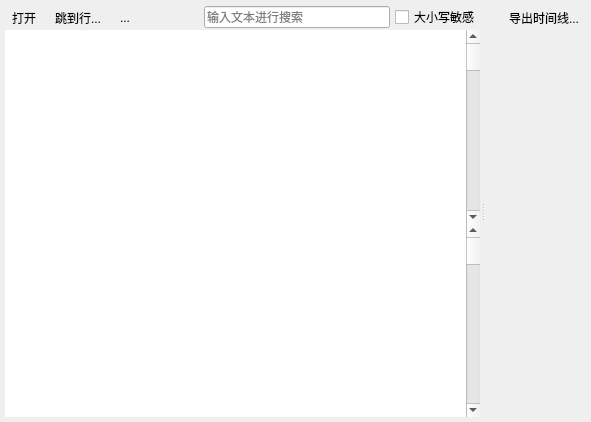
This is src/mainwindow.ui in compilelife/loginsight as Qt 5 draws it before an edit. The edited form follows.
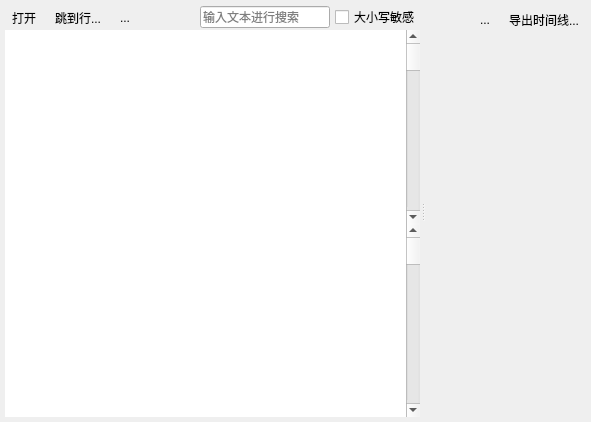
This is the edited form. Icons and pictures are not drawn. Custom widgets are drawn as their Qt base class.

Patch:
```diff
--- a/src/mainwindow.ui
+++ b/src/mainwindow.ui
@@ -126,12 +126,6 @@
              <iconset resource="res.qrc">
               <normaloff>:/res/img/left.png</normaloff>:/res/img/left.png</iconset>
             </property>
-            <property name="iconSize">
-             <size>
-              <width>18</width>
-              <height>18</height>
-             </size>
-            </property>
             <property name="autoRaise">
              <bool>true</bool>
             </property>
@@ -146,12 +140,6 @@
              <iconset resource="res.qrc">
               <normaloff>:/res/img/right.png</normaloff>:/res/img/right.png</iconset>
             </property>
-            <property name="iconSize">
-             <size>
-              <width>18</width>
-              <height>18</height>
-             </size>
-            </property>
             <property name="autoRaise">
              <bool>true</bool>
             </property>
@@ -261,11 +249,52 @@
        </layout>
       </widget>
       <widget class="QWidget" name="layoutWidget">
-       <layout class="QVBoxLayout" name="verticalLayout_2">
+       <layout class="QVBoxLayout" name="verticalLayout_2" stretch="0,1">
+        <property name="spacing">
+         <number>0</number>
+        </property>
+        <property name="topMargin">
+         <number>0</number>
+        </property>
+        <item>
+         <layout class="QHBoxLayout" name="horizontalLayout_2">
         <property name="spacing">
          <number>5</number>
         </property>
-        <item alignment="Qt::AlignRight">
+          <property name="topMargin">
+           <number>2</number>
+          </property>
+          <property name="bottomMargin">
+           <number>2</number>
+          </property>
+          <item>
+           <spacer name="horizontalSpacer">
+            <property name="orientation">
+             <enum>Qt::Horizontal</enum>
+            </property>
+            <property name="sizeHint" stdset="0">
+             <size>
+              <width>40</width>
+              <height>20</height>
+             </size>
+            </property>
+           </spacer>
+          </item>
+          <item>
+           <widget class="QToolButton" name="clipboardAction">
+            <property name="text">
+             <string>...</string>
+            </property>
+            <property name="icon">
+             <iconset resource="res.qrc">
+              <normaloff>:/res/img/clipboard.png</normaloff>:/res/img/clipboard.png</iconset>
+            </property>
+            <property name="autoRaise">
+             <bool>true</bool>
+            </property>
+           </widget>
+          </item>
+          <item>
          <widget class="QToolButton" name="exportTimeLineAction">
           <property name="toolTip">
            <string>导出时间线到图片</string>
@@ -287,6 +316,8 @@
            <bool>true</bool>
           </property>
          </widget>
+          </item>
+         </layout>
         </item>
         <item>
          <widget class="TimeLine" name="timeLine" native="true">
```
Left out of the diff: 18 changed lines with no effect on the pictures. Lines whose indentation alone changed are shown as unchanged.
